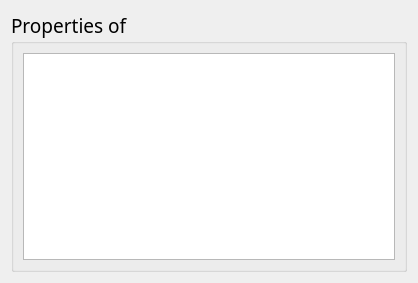
Above: src/qpicasa/ui/propertieswidget.ui from juliendz/imagius before the change. Below: the same form after it.
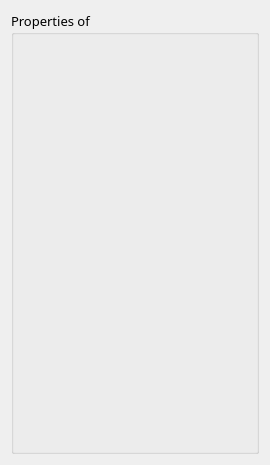
That is the form after the change.

Commit message: Add Image Properties Window

What changed in the file:
```diff
--- a/src/qpicasa/ui/propertieswidget.ui
+++ b/src/qpicasa/ui/propertieswidget.ui
@@ -6,8 +6,8 @@
    <rect>
     <x>0</x>
     <y>0</y>
-    <width>418</width>
-    <height>283</height>
+    <width>270</width>
+    <height>465</height>
    </rect>
   </property>
   <property name="windowTitle">
@@ -19,17 +19,12 @@
      <property name="font">
       <font>
        <family>Noto Sans</family>
-       <pointsize>14</pointsize>
+       <pointsize>10</pointsize>
       </font>
      </property>
      <property name="title">
       <string>Properties of</string>
      </property>
-     <layout class="QVBoxLayout" name="verticalLayout_2">
-      <item>
-       <widget class="QListWidget" name="listWidget_properties"/>
-      </item>
-     </layout>
     </widget>
    </item>
   </layout>
```
The commit also changes 4 other files.
